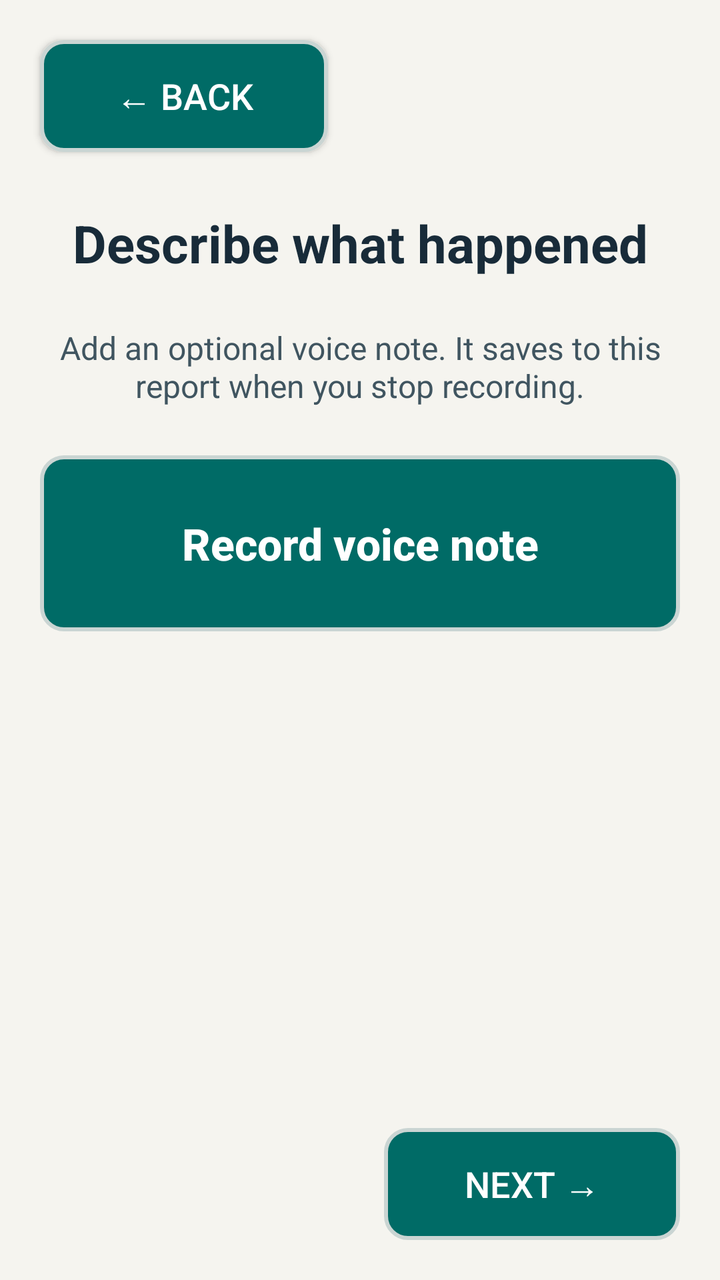
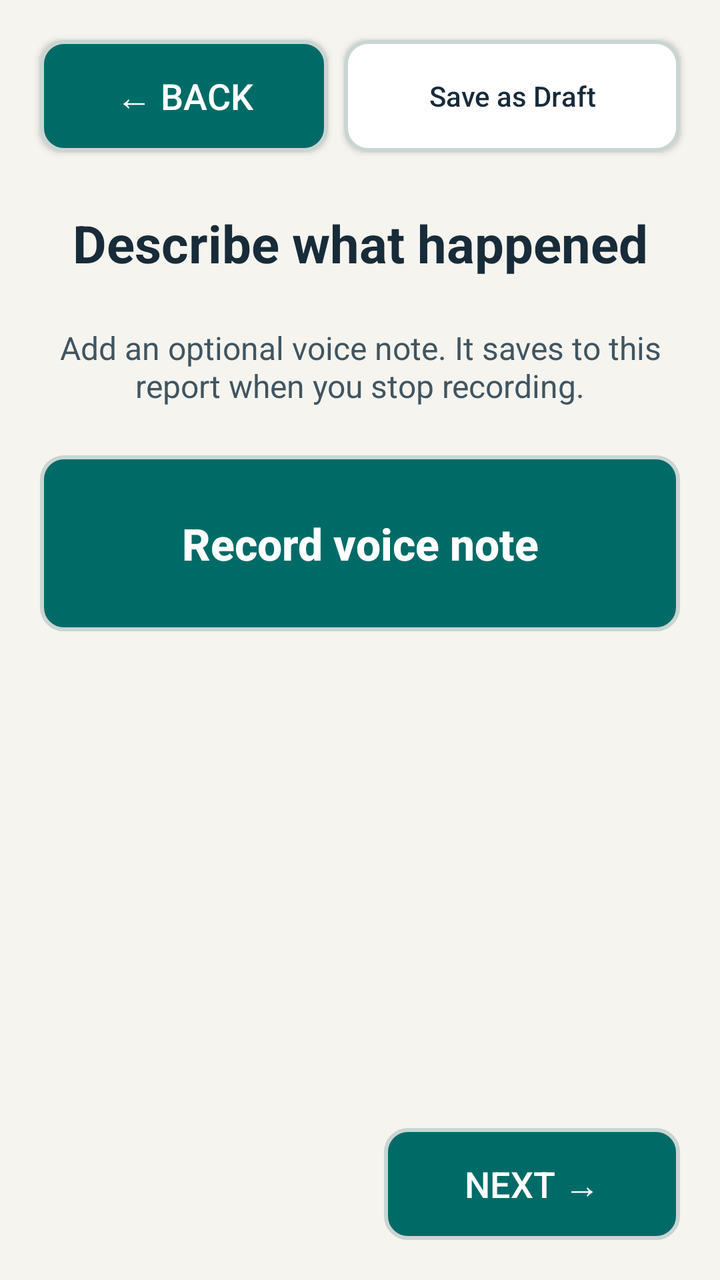

Screens rendered from an Android XML layout before and after an edit, with the pre-edit source and the edit as a unified diff.
<!-- AndroidManifest.xml: application theme Theme.JavaReportingSystem -->
<!-- res/layout/activity_report_voice.xml -->
<?xml version="1.0" encoding="utf-8"?>
<androidx.constraintlayout.widget.ConstraintLayout xmlns:android="http://schemas.android.com/apk/res/android"
    xmlns:app="http://schemas.android.com/apk/res-auto"
    xmlns:tools="http://schemas.android.com/tools"
    android:id="@+id/main"
    android:layout_width="match_parent"
    android:layout_height="match_parent"
    android:background="@color/safety_background"
    tools:context=".ui.ReportVoiceActivity">

    <Button
        android:id="@+id/btnBack"
        android:layout_width="144dp"
        android:layout_height="56dp"
        android:layout_marginStart="20dp"
        android:layout_marginTop="20dp"
        android:background="@drawable/back_button"
        android:text="@string/back"
        android:textAllCaps="false"
        android:textColor="@color/safety_on_action"
        android:textSize="18sp"
        app:layout_constraintStart_toStartOf="parent"
        app:layout_constraintTop_toTopOf="parent"
                app:backgroundTint="@null" />

    <TextView
        android:id="@+id/txtHeading"
        android:layout_width="0dp"
        android:layout_height="wrap_content"
        android:layout_marginStart="20dp"
        android:layout_marginTop="28dp"
        android:layout_marginEnd="20dp"
        android:gravity="center"
        android:text="@string/voice_heading"
        android:textColor="@color/safety_text"
        android:textSize="26sp"
        android:textStyle="bold"
        app:layout_constraintEnd_toEndOf="parent"
        app:layout_constraintStart_toStartOf="parent"
        app:layout_constraintTop_toBottomOf="@id/btnBack" />

    <ScrollView
        android:id="@+id/voiceContent"
        android:layout_width="0dp"
        android:layout_height="0dp"
        android:fillViewport="true"
        app:layout_constraintBottom_toTopOf="@id/btnNext"
        app:layout_constraintEnd_toEndOf="parent"
        app:layout_constraintStart_toStartOf="parent"
        app:layout_constraintTop_toBottomOf="@id/txtHeading">

        <LinearLayout
            android:layout_width="match_parent"
            android:layout_height="wrap_content"
            android:orientation="vertical"
            android:paddingStart="20dp"
            android:paddingTop="24dp"
            android:paddingEnd="20dp"
            android:paddingBottom="24dp">

            <TextView
                android:id="@+id/tvVoiceStatus"
                android:layout_width="match_parent"
                android:layout_height="wrap_content"
                android:gravity="center"
                android:accessibilityLiveRegion="polite"
                android:text="@string/voice_hint"
                android:textColor="@color/safety_text_secondary"
                android:textSize="16sp" />

            <Button
                android:id="@+id/btnRecord"
                android:layout_width="match_parent"
                android:layout_height="wrap_content"
                android:layout_marginTop="24dp"
                android:background="@drawable/record_button"
                android:insetBottom="0dp"
                android:insetTop="0dp"
                android:minHeight="88dp"
                android:padding="16dp"
                android:stateListAnimator="@null"
                android:text="@string/record_voice_note"
                android:textAllCaps="false"
                android:textColor="@color/safety_on_action"
                android:textSize="22sp"
                android:textStyle="bold"
                app:backgroundTint="@null" />

            <TextView
                android:id="@+id/tvRecordTimer"
                android:layout_width="match_parent"
                android:layout_height="wrap_content"
                android:layout_marginTop="12dp"
                android:gravity="center"
                android:text="0:00"
                android:textColor="@color/safety_text"
                android:textSize="18sp"
                android:visibility="gone" />

            <LinearLayout
                android:id="@+id/audioPlayer"
                android:layout_width="match_parent"
                android:layout_height="wrap_content"
                android:layout_marginTop="28dp"
                android:orientation="vertical"
                android:visibility="gone" />
        </LinearLayout>
    </ScrollView>

    <Button
        android:id="@+id/btnNext"
        android:layout_width="148dp"
        android:layout_height="56dp"
        android:layout_marginEnd="20dp"
        android:layout_marginBottom="20dp"
        android:background="@drawable/next_button"
        android:enabled="false"
        android:text="@string/next"
        android:textAllCaps="false"
        android:textColor="@color/safety_on_action"
        android:textSize="18sp"
        app:layout_constraintBottom_toBottomOf="parent"
        app:layout_constraintEnd_toEndOf="parent"
                app:backgroundTint="@null" />

</androidx.constraintlayout.widget.ConstraintLayout>
<!-- resources referenced by this layout -->
<resources>
  <color name="safety_background">#F5F4EF</color>
  <color name="safety_on_action">#FFFFFF</color>
  <color name="safety_text">#182B39</color>
  <color name="safety_text_secondary">#405560</color>
  <!-- drawable back_button (drawable) -->
  <?xml version="1.0" encoding="utf-8"?>
  <shape xmlns:android="http://schemas.android.com/apk/res/android"
      android:shape="rectangle">
  
      <solid android:color="@color/safety_action" />
  
      <stroke
          android:width="2dp"
          android:color="@color/safety_border" />
  
      <corners android:radius="11dp" />
  
  </shape>
  <!-- drawable next_button (drawable) -->
  <?xml version="1.0" encoding="utf-8"?>
  <shape xmlns:android="http://schemas.android.com/apk/res/android"
      android:shape="rectangle">
  
      <solid android:color="@color/safety_action" />
  
      <stroke
          android:width="2dp"
          android:color="@color/safety_border" />
  
      <corners android:radius="11dp" />
  
  </shape>
  <!-- drawable record_button (drawable) -->
  <?xml version="1.0" encoding="utf-8"?>
  <shape xmlns:android="http://schemas.android.com/apk/res/android"
      android:shape="rectangle">
  
      <solid android:color="@color/safety_action" />
  
      <stroke
          android:width="2dp"
          android:color="@color/safety_border" />
  
      <corners android:radius="11dp" />
  
  </shape>
  <string name="back">← BACK</string>
  <string name="next">NEXT →</string>
  <string name="record_voice_note">Record voice note</string>
  <string name="voice_heading">Describe what happened</string>
  <string name="voice_hint">Add an optional voice note. It saves to this report when you stop recording.</string>
  <style name="Theme.JavaReportingSystem" parent="Base.Theme.JavaReportingSystem" />
  <color name="safety_action">#006B66</color>
  <color name="safety_border">#CAD5D3</color>
  <style name="Base.Theme.JavaReportingSystem" parent="Theme.AppCompat.Light.NoActionBar">
          <item name="colorPrimary">@color/safety_action</item>
          <item name="colorOnPrimary">@color/safety_on_action</item>
          <item name="colorSurface">@color/safety_surface</item>
          <item name="colorOnSurface">@color/safety_text</item>
          <item name="android:colorAccent">@color/safety_action</item>
          <item name="android:windowBackground">@color/safety_background</item>
          <item name="android:statusBarColor">@color/safety_background</item>
          <item name="android:navigationBarColor">@color/safety_background</item>
          <item name="android:windowLightStatusBar">true</item>
          <item name="android:windowLightNavigationBar">true</item>
      </style>
  <color name="safety_surface">#FFFFFF</color>
</resources>

<!-- the commit's change to res/layout/activity_report_voice.xml (unified diff, before → after) -->
@@ -21,7 +21,26 @@
         android:textSize="18sp"
         app:layout_constraintStart_toStartOf="parent"
         app:layout_constraintTop_toTopOf="parent"
-                app:backgroundTint="@null" />
+        app:backgroundTint="@null" />
+
+    <Button
+        android:id="@+id/btnSaveDraft"
+        android:layout_width="0dp"
+        android:layout_height="56dp"
+        android:layout_marginStart="8dp"
+        android:layout_marginEnd="20dp"
+        android:background="@drawable/outline_button"
+        android:text="@string/save_as_draft"
+        android:textAllCaps="false"
+        android:textColor="@color/safety_text"
+        android:textSize="14sp"
+        android:minWidth="0dp"
+        android:paddingStart="8dp"
+        android:paddingEnd="8dp"
+        app:backgroundTint="@null"
+        app:layout_constraintStart_toEndOf="@id/btnBack"
+        app:layout_constraintEnd_toEndOf="parent"
+        app:layout_constraintTop_toTopOf="@id/btnBack" />
 
     <TextView
         android:id="@+id/txtHeading"
@@ -84,7 +103,7 @@
                 android:textColor="@color/safety_on_action"
                 android:textSize="22sp"
                 android:textStyle="bold"
-                app:backgroundTint="@null" />
+        app:backgroundTint="@null" />
 
             <TextView
                 android:id="@+id/tvRecordTimer"
@@ -121,6 +140,6 @@
         android:textSize="18sp"
         app:layout_constraintBottom_toBottomOf="parent"
         app:layout_constraintEnd_toEndOf="parent"
-                app:backgroundTint="@null" />
+        app:backgroundTint="@null" />
 
 </androidx.constraintlayout.widget.ConstraintLayout>
<!-- resource entries referenced after the edit -->
@@ -32,6 +32,20 @@
       <corners android:radius="11dp" />
   
   </shape>
+  <!-- drawable outline_button (drawable) -->
+  <?xml version="1.0" encoding="utf-8"?>
+  <shape xmlns:android="http://schemas.android.com/apk/res/android"
+      android:shape="rectangle">
+  
+      <solid android:color="@color/safety_surface" />
+  
+      <stroke
+          android:width="2dp"
+          android:color="@color/safety_border" />
+  
+      <corners android:radius="11dp" />
+  
+  </shape>
   <!-- drawable record_button (drawable) -->
   <?xml version="1.0" encoding="utf-8"?>
   <shape xmlns:android="http://schemas.android.com/apk/res/android"
@@ -49,6 +63,7 @@
   <string name="back">← BACK</string>
   <string name="next">NEXT →</string>
   <string name="record_voice_note">Record voice note</string>
+  <string name="save_as_draft">Save as Draft</string>
   <string name="voice_heading">Describe what happened</string>
   <string name="voice_hint">Add an optional voice note. It saves to this report when you stop recording.</string>
   <style name="Theme.JavaReportingSystem" parent="Base.Theme.JavaReportingSystem" />
